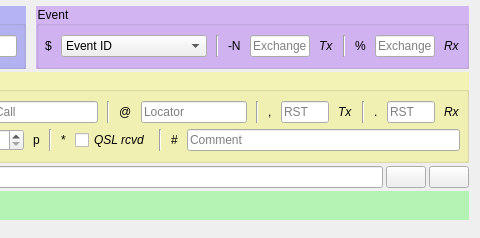
Old version of the form ui_files/CassiopeiaConsole.ui in the repository gitandy/DragonLog; both pictures show x 424 to 904 and y 0 to 238 of the 904 by 238 pixel window.
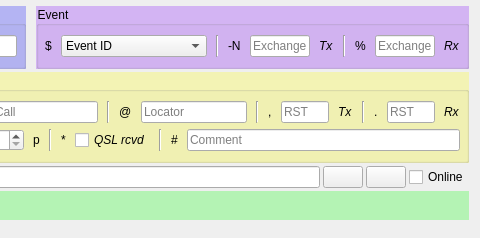
New version of the form. Icons and pictures are not drawn.

Commit message: Added online mode with new HamCC v1.0

```diff
--- a/ui_files/CassiopeiaConsole.ui
+++ b/ui_files/CassiopeiaConsole.ui
@@ -752,6 +752,13 @@
            </property>
           </widget>
          </item>
+         <item>
+          <widget class="QCheckBox" name="onlineCheckBox">
+           <property name="text">
+            <string>Online</string>
+           </property>
+          </widget>
+         </item>
         </layout>
        </item>
        <item>
```
Left out of the diff: 19 changed lines with no effect on the pictures. The commit also changes 7 other files.
